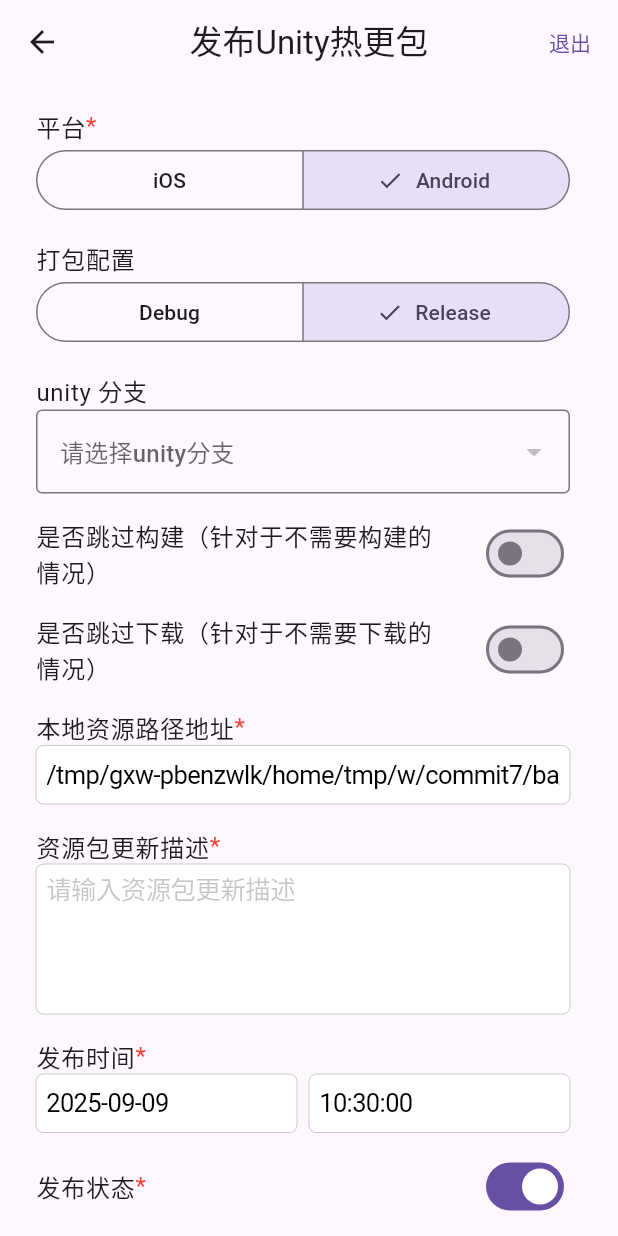
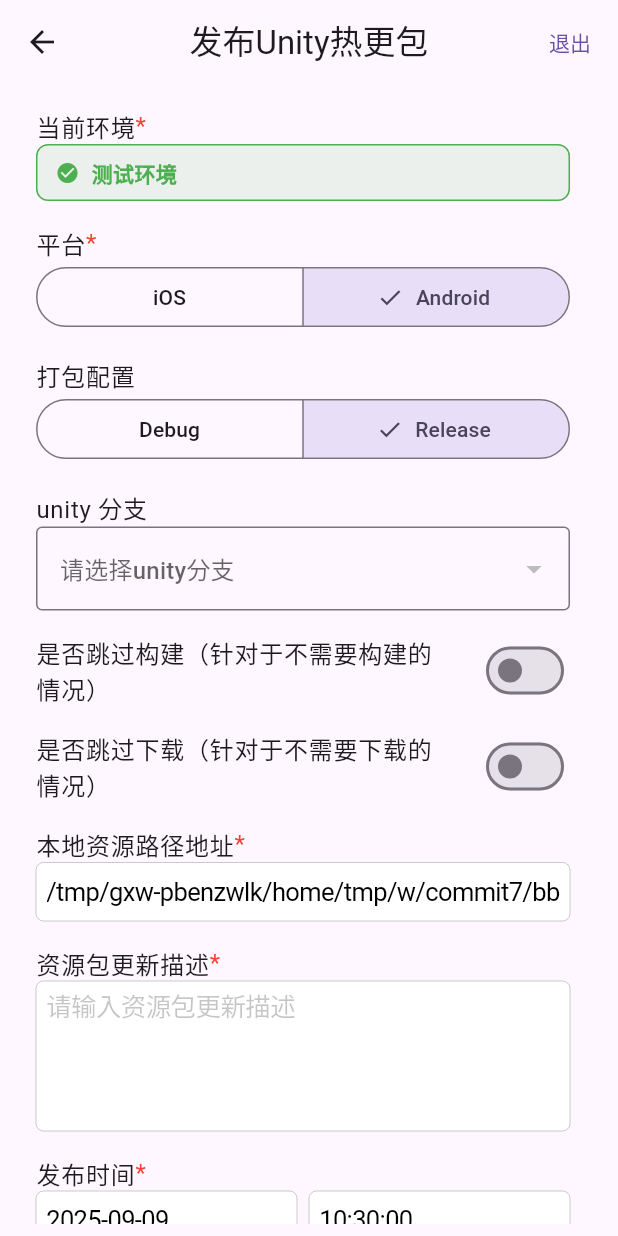
Before and after one commit to josercc/publish_unity_hot_assets, a Flutter app: the HomeView screen opened by its route, after a tap on "Android", after a tap on "Release", on a phone screen of 412 x 824 dp. Run offline on Flutter 3.47's test engine with Material 3 defaults, Android fonts, the phone set to English and light mode, and no system bars; our stand-ins replace dio, flutter_smart_dialog, get, quickalert, shared_preferences; missing offline and left inert: darty_json_safe, encrypt, pointycastle, xml2json; accounts and stored records are empty; network calls fail.

Commit message:
feat(home): 添加当前环境管理功能并优化热更新发布流程
在HomeController中添加当前环境的加载和管理功能，确保在发布热更新时根据环境显示确认弹框。更新HomeView以展示当前环境信息，提升用户体验。同时在登录控制器中设置当前环境，确保全局状态一致性。

```diff
--- a/lib/app/common/get_servers/global_server.dart
+++ b/lib/app/common/get_servers/global_server.dart
@@ -1,6 +1,7 @@
 import 'package:darty_json_safe/darty_json_safe.dart';
 import 'package:get/get.dart' hide Response;
 import 'package:dio/dio.dart';
+import 'package:publish_unity_hot_assets/app/common/environment.dart';
 import 'package:publish_unity_hot_assets/app/common/jenkins_api.dart';
 
 GlobalServer get global => Get.find();
@@ -9,6 +10,7 @@ class GlobalServer extends GetxService {
   final dio = Dio();
   String? token;
   String? gmallUrl;
+  Environment? currentEnvironment;
 
   JenkinsApi? jenkinsApi;
 
--- a/lib/app/modules/home/controllers/home_controller.dart
+++ b/lib/app/modules/home/controllers/home_controller.dart
@@ -11,6 +11,7 @@ import 'package:flutter_smart_dialog/flutter_smart_dialog.dart';
 import 'package:get/get.dart' hide FormData, MultipartFile;
 import 'package:path/path.dart';
 import 'package:path_provider/path_provider.dart';
+import 'package:publish_unity_hot_assets/app/common/environment.dart';
 import 'package:publish_unity_hot_assets/app/common/get_servers/global_server.dart';
 import 'package:publish_unity_hot_assets/app/modules/home/datas/task.dart';
 import 'package:xml2json/xml2json.dart';
@@ -77,16 +78,31 @@ class HomeController extends GetxController {
   /// 是否强制上传
   final isForceUpload = false.obs;
 
+  /// 当前环境
+  final curEnvironment = Environment.test.obs;
+
   @override
   void onInit() {
     super.onInit();
     setDate(DateTime.now());
     setTime(TimeOfDay.now());
     Future.sync(() async {
+      await loadCurrentEnvironment();
       await loadUnityBranchList();
       await updateLocalResourcePath();
       await loadMinVersion();
     });
+  }
+
+  /// 加载当前环境
+  Future<void> loadCurrentEnvironment() async {
+    try {
+      // 直接使用GlobalServer中存储的环境信息
+      curEnvironment.value = global.currentEnvironment ?? Environment.test;
+    } catch (e) {
+      print('加载当前环境失败: $e');
+      curEnvironment.value = Environment.test;
+    }
   }
 
   /// 加载最低兼容版本
@@ -160,6 +176,54 @@ class HomeController extends GetxController {
       curBuildConfiguration.value.name,
     );
     localResourcePathController.text = hotUpdateDir;
+  }
+
+  /// 发布热更新版本（带确认弹框）
+  Future<void> releaseHotUpdateVersionWithConfirmation() async {
+    // 如果是生产环境，显示确认弹框
+    if (curEnvironment.value == Environment.prod) {
+      final confirmed = await _showProductionConfirmationDialog();
+      if (!confirmed) {
+        return; // 用户取消发布
+      }
+    }
+
+    // 执行发布
+    await releaseHotUpdateVersion();
+  }
+
+  /// 显示生产环境确认弹框
+  Future<bool> _showProductionConfirmationDialog() async {
+    return await Get.dialog<bool>(
+          AlertDialog(
+            title: const Text('⚠️ 生产环境发布确认'),
+            content: const Text(
+              '您即将发布到生产环境，此操作将影响线上用户。\n\n'
+              '请确认以下信息：\n'
+              '• 版本号是否正确\n'
+              '• 资源包描述是否准确\n'
+              '• 发布时间是否合适\n'
+              '• 兼容版本范围是否正确\n\n'
+              '确定要继续发布吗？',
+            ),
+            actions: [
+              TextButton(
+                onPressed: () => Get.back(result: false),
+                child: const Text('取消'),
+              ),
+              ElevatedButton(
+                onPressed: () => Get.back(result: true),
+                style: ElevatedButton.styleFrom(
+                  backgroundColor: Colors.red,
+                  foregroundColor: Colors.white,
+                ),
+                child: const Text('确认发布'),
+              ),
+            ],
+          ),
+          barrierDismissible: false,
+        ) ??
+        false;
   }
 
   releaseHotUpdateVersion() async {
--- a/lib/app/modules/home/views/home_view.dart
+++ b/lib/app/modules/home/views/home_view.dart
@@ -2,6 +2,7 @@ import 'package:flutter/cupertino.dart';
 import 'package:flutter/material.dart';
 
 import 'package:get/get.dart';
+import 'package:publish_unity_hot_assets/app/common/environment.dart';
 import 'package:publish_unity_hot_assets/app/modules/home/datas/task.dart';
 import 'package:publish_unity_hot_assets/app/routes/app_pages.dart';
 import 'package:quickalert/quickalert.dart';
@@ -33,6 +34,64 @@ class HomeView extends GetView<HomeController> {
               final taskList = controller.taskList;
               return Column(
                 children: [
+                  ListTile(
+                    title: _buildTitle('当前环境'),
+                    subtitle: Obx(
+                      () {
+                        String environmentName =
+                            switch (controller.curEnvironment.value) {
+                          Environment.test => '测试环境',
+                          Environment.prod => '生产环境',
+                        };
+                        return Container(
+                          padding: const EdgeInsets.symmetric(
+                              horizontal: 12, vertical: 8),
+                          decoration: BoxDecoration(
+                            color: controller.curEnvironment.value ==
+                                    Environment.prod
+                                ? Colors.red.withOpacity(0.1)
+                                : Colors.green.withOpacity(0.1),
+                            borderRadius: BorderRadius.circular(8),
+                            border: Border.all(
+                              color: controller.curEnvironment.value ==
+                                      Environment.prod
+                                  ? Colors.red
+                                  : Colors.green,
+                              width: 1,
+                            ),
+                          ),
+                          child: Row(
+                            mainAxisSize: MainAxisSize.min,
+                            children: [
+                              Icon(
+                                controller.curEnvironment.value ==
+                                        Environment.prod
+                                    ? Icons.warning
+                                    : Icons.check_circle,
+                                color: controller.curEnvironment.value ==
+                                        Environment.prod
+                                    ? Colors.red
+                                    : Colors.green,
+                                size: 16,
+                              ),
+                              const SizedBox(width: 8),
+                              Text(
+                                environmentName,
+                                style: TextStyle(
+                                  color: controller.curEnvironment.value ==
+                                          Environment.prod
+                                      ? Colors.red
+                                      : Colors.green,
+                                  fontWeight: FontWeight.bold,
+                                ),
+                              ),
+                            ],
+                          ),
+                        );
+                      },
+                    ),
+                  ),
+
                   ListTile(
                     title: _buildTitle('平台'),
                     subtitle: Obx(
@@ -295,7 +354,7 @@ class HomeView extends GetView<HomeController> {
 
   _publishHotVersion() async {
     try {
-      await controller.releaseHotUpdateVersion();
+      await controller.releaseHotUpdateVersionWithConfirmation();
       QuickAlert.show(
         context: Get.context!,
         type: QuickAlertType.success,
--- a/lib/app/modules/login/controllers/login_controller.dart
+++ b/lib/app/modules/login/controllers/login_controller.dart
@@ -118,6 +118,7 @@ $gmallKey
     // 执行加密
     final encryptedPassword = await encryptRSA(password, publicKeyPem);
     global.gmallUrl = gmallUrl;
+    global.currentEnvironment = curEnv.value; // 设置当前环境
     await loginGmall(userName, encryptedPassword);
 
     bool isLogin = await jenkinsApi.verifyLogin();
```
